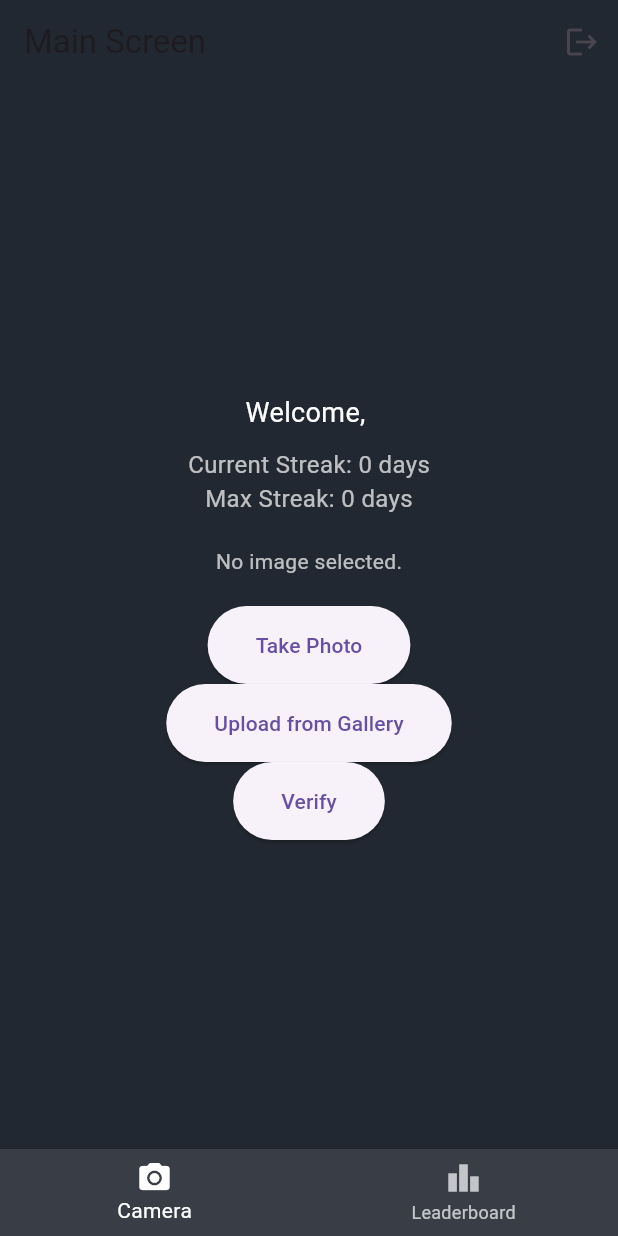
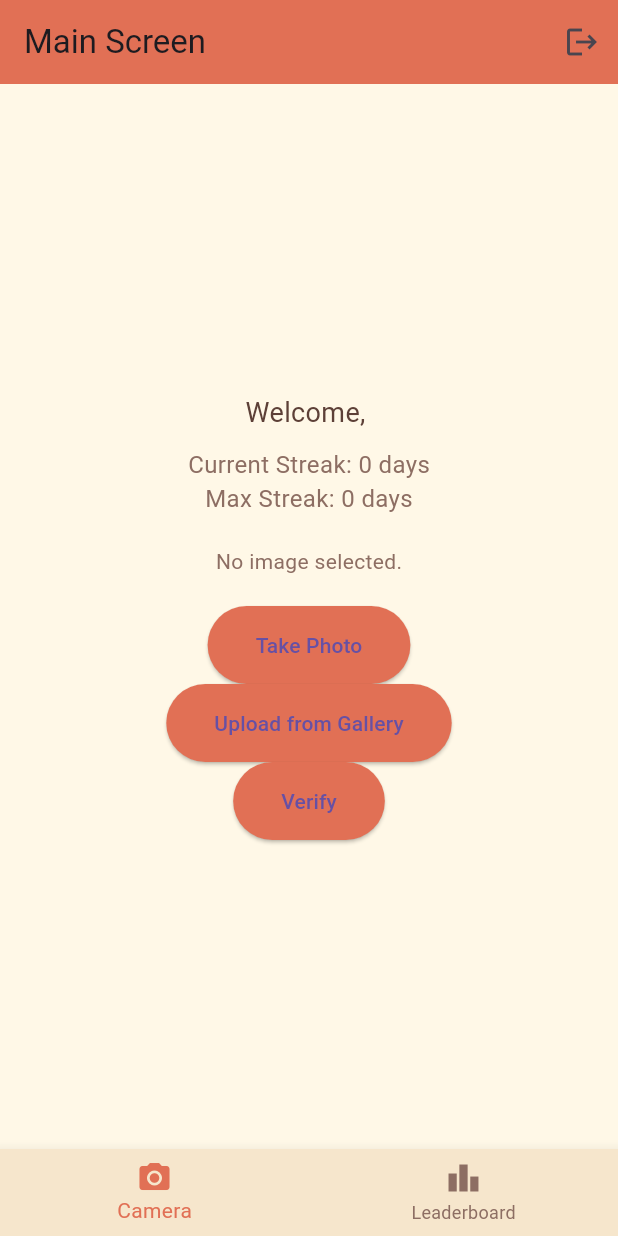
Before and after one commit to jadabrunson/MadeByMe_Flutter, a Flutter app: the MainScreen screen opened by its route, after a tap on the "logout" icon, on a phone screen of 412 x 824 dp. Run offline on Flutter 3.47's test engine with Material 3 defaults, Android fonts, the phone set to English and light mode, and no system bars; our stand-ins replace firebase_auth, firebase_core, firebase_database, image_picker; accounts and stored records are empty; project files that could hold a hidden picture were left out.

Commit message:
Warm color scheme + automatic login upon successful signup

```diff
--- a/lib/LeaderboardActivity.dart
+++ b/lib/LeaderboardActivity.dart
@@ -79,8 +79,10 @@ class _LeaderboardActivityState extends State<LeaderboardActivity> {
   @override
   Widget build(BuildContext context) {
     return Scaffold(
+      backgroundColor: Color(0xFFFFF8E7), // Warm Ivory
       appBar: AppBar(
         title: Text("Leaderboard"),
+        backgroundColor: Color(0xFFE17055), // Burnt Orange
       ),
       body: Column(
         children: [
@@ -88,7 +90,7 @@ class _LeaderboardActivityState extends State<LeaderboardActivity> {
             padding: const EdgeInsets.all(16.0),
             child: Text(
               userPosition,
-              style: TextStyle(fontSize: 18, fontWeight: FontWeight.bold),
+              style: TextStyle(fontSize: 18, fontWeight: FontWeight.bold, color: Color(0xFF5D4037)), // Deep Brown
             ),
           ),
           Expanded(
@@ -99,7 +101,7 @@ class _LeaderboardActivityState extends State<LeaderboardActivity> {
                 return ListTile(
                   title: Text(
                     "${index + 1}. ${getUsernameFromEmail(entry['email'])} - ${entry['maxStreak']} days",
-                    style: TextStyle(fontSize: 16),
+                    style: TextStyle(fontSize: 16, color: Color(0xFF8D6E63)), // Soft Brown
                   ),
                 );
               },
--- a/lib/LoginActivity.dart
+++ b/lib/LoginActivity.dart
@@ -96,10 +96,10 @@ class _LoginActivityState extends State<LoginActivity> {
         password: password,
       );
 
-      // Confirm registration success
+      // Automatically log in after successful registration
       if (userCredential.user != null) {
-        _showMessage("Registration successful. Please log in.");
-        _toggleMode(); // Switch to Sign In mode after successful registration
+        _showMessage("Registration successful!");
+        Navigator.pushReplacementNamed(context, '/main');
       }
     } on FirebaseAuthException catch (e) {
       String errorMessage;
@@ -127,7 +127,7 @@ class _LoginActivityState extends State<LoginActivity> {
   @override
   Widget build(BuildContext context) {
     return Scaffold(
-      backgroundColor: Color(0xFF222831),
+      backgroundColor: Color(0xFFFFF8E7), // Warm Ivory
       body: Center(
         child: Padding(
           padding: const EdgeInsets.all(24.0),
@@ -138,8 +138,8 @@ class _LoginActivityState extends State<LoginActivity> {
               Text(
                 'Welcome!',
                 style: TextStyle(
-                  fontSize: 24,
-                  color: Colors.white,
+                  fontSize: 26,
+                  color: Color(0xFF5D4037), // Deep Brown
                   fontWeight: FontWeight.bold,
                 ),
                 textAlign: TextAlign.center,
@@ -147,7 +147,7 @@ class _LoginActivityState extends State<LoginActivity> {
               SizedBox(height: 8),
               Text(
                 _isSignUpMode ? 'Sign up to get started' : 'Sign in to continue',
-                style: TextStyle(fontSize: 16, color: Colors.white70),
+                style: TextStyle(fontSize: 16, color: Color(0xFF8D6E63)), // Soft Brown
                 textAlign: TextAlign.center,
               ),
               SizedBox(height: 32),
@@ -156,15 +156,15 @@ class _LoginActivityState extends State<LoginActivity> {
                 decoration: InputDecoration(
                   hintText: 'Email',
                   filled: true,
-                  fillColor: Color(0xFF393E46),
-                  prefixIcon: Icon(Icons.email, color: Colors.white70),
+                  fillColor: Color(0xFFF6E6CC), // Light Almond
+                  prefixIcon: Icon(Icons.email, color: Color(0xFF8D6E63)),
                   border: OutlineInputBorder(
                     borderRadius: BorderRadius.circular(10),
                     borderSide: BorderSide.none,
                   ),
                 ),
                 keyboardType: TextInputType.emailAddress,
-                style: TextStyle(color: Colors.white),
+                style: TextStyle(color: Color(0xFF5D4037)),
               ),
               SizedBox(height: 16),
               TextField(
@@ -172,23 +172,23 @@ class _LoginActivityState extends State<LoginActivity> {
                 decoration: InputDecoration(
                   hintText: 'Password',
                   filled: true,
-                  fillColor: Color(0xFF393E46),
-                  prefixIcon: Icon(Icons.lock, color: Colors.white70),
+                  fillColor: Color(0xFFF6E6CC),
+                  prefixIcon: Icon(Icons.lock, color: Color(0xFF8D6E63)),
                   border: OutlineInputBorder(
                     borderRadius: BorderRadius.circular(10),
                     borderSide: BorderSide.none,
                   ),
                 ),
                 obscureText: true,
-                style: TextStyle(color: Colors.white),
+                style: TextStyle(color: Color(0xFF5D4037)),
               ),
               SizedBox(height: 24),
               isLoading
-                  ? Center(child: CircularProgressIndicator(color: Colors.white))
+                  ? Center(child: CircularProgressIndicator(color: Color(0xFFE17055)))
                   : ElevatedButton(
                 onPressed: _isSignUpMode ? _registerUser : _loginUser,
                 style: ElevatedButton.styleFrom(
-                  backgroundColor: Color(0xFF673AB7),
+                  backgroundColor: Color(0xFFE17055), // Burnt Orange
                   padding: EdgeInsets.symmetric(vertical: 16),
                   shape: RoundedRectangleBorder(
                     borderRadius: BorderRadius.circular(10),
@@ -196,7 +196,7 @@ class _LoginActivityState extends State<LoginActivity> {
                 ),
                 child: Text(
                   _isSignUpMode ? 'Sign up' : 'Sign in',
-                  style: TextStyle(fontSize: 18),
+                  style: TextStyle(fontSize: 18, color: Colors.white),
                 ),
               ),
               SizedBox(height: 16),
@@ -204,7 +204,7 @@ class _LoginActivityState extends State<LoginActivity> {
                 onPressed: _toggleMode,
                 child: Text(
                   _isSignUpMode ? "Already have an account? Sign in" : "Don't have an account? Sign up",
-                  style: TextStyle(color: Colors.white70),
+                  style: TextStyle(color: Color(0xFF8D6E63)),
                 ),
               ),
             ],
--- a/lib/main_screen.dart
+++ b/lib/main_screen.dart
@@ -154,10 +154,10 @@ class _MainScreenState extends State<MainScreen> {
   @override
   Widget build(BuildContext context) {
     return Scaffold(
-      backgroundColor: Color(0xFF222831),
+      backgroundColor: Color(0xFFFFF8E7), // Warm Ivory
       appBar: AppBar(
         title: Text('Main Screen'),
-        backgroundColor: Color(0xFF222831),
+        backgroundColor: Color(0xFFE17055), // Burnt Orange
         actions: [
           IconButton(
             icon: Icon(Icons.logout),
@@ -171,16 +171,16 @@ class _MainScreenState extends State<MainScreen> {
           children: [
             Text(
               "Welcome, ${currentUser?.email ?? 'User'}",
-              style: TextStyle(color: Colors.white, fontSize: 18),
+              style: TextStyle(color: Color(0xFF5D4037), fontSize: 18), // Deep Brown
             ),
             SizedBox(height: 10),
             Text(
               "Current Streak: $streakCount days",
-              style: TextStyle(color: Colors.white70, fontSize: 16),
+              style: TextStyle(color: Color(0xFF8D6E63), fontSize: 16), // Soft Brown
             ),
             Text(
               "Max Streak: $maxStreak days",
-              style: TextStyle(color: Colors.white70, fontSize: 16),
+              style: TextStyle(color: Color(0xFF8D6E63), fontSize: 16), // Soft Brown
             ),
             SizedBox(height: 20),
             _imageFile != null
@@ -194,16 +194,17 @@ class _MainScreenState extends State<MainScreen> {
             )
                 : Text(
               "No image selected.",
-              style: TextStyle(color: Colors.white70),
+              style: TextStyle(color: Color(0xFF8D6E63)), // Soft Brown
             ),
             SizedBox(height: 20),
             if (isUploading)
-              CircularProgressIndicator()
+              CircularProgressIndicator(color: Color(0xFFE17055)) // Burnt Orange
             else ...[
               ElevatedButton(
                 onPressed: () => _pickImage(ImageSource.camera),
                 child: Text("Take Photo"),
                 style: ElevatedButton.styleFrom(
+                  backgroundColor: Color(0xFFE17055), // Burnt Orange
                   padding: EdgeInsets.symmetric(vertical: 16, horizontal: 32),
                 ),
               ),
@@ -211,6 +212,7 @@ class _MainScreenState extends State<MainScreen> {
                 onPressed: () => _pickImage(ImageSource.gallery),
                 child: Text("Upload from Gallery"),
                 style: ElevatedButton.styleFrom(
+                  backgroundColor: Color(0xFFE17055), // Burnt Orange
                   padding: EdgeInsets.symmetric(vertical: 16, horizontal: 32),
                 ),
               ),
@@ -218,6 +220,7 @@ class _MainScreenState extends State<MainScreen> {
                 onPressed: _verifyAndUploadImage,
                 child: Text("Verify"),
                 style: ElevatedButton.styleFrom(
+                  backgroundColor: Color(0xFFE17055), // Burnt Orange
                   padding: EdgeInsets.symmetric(vertical: 16, horizontal: 32),
                 ),
               ),
@@ -226,16 +229,16 @@ class _MainScreenState extends State<MainScreen> {
         ),
       ),
       bottomNavigationBar: BottomNavigationBar(
-        backgroundColor: Color(0xFF393E46),
-        selectedItemColor: Colors.white,
-        unselectedItemColor: Colors.white70,
+        backgroundColor: Color(0xFFF6E6CC), // Light Almond
+        selectedItemColor: Color(0xFFE17055), // Burnt Orange
+        unselectedItemColor: Color(0xFF8D6E63), // Soft Brown
         items: [
           BottomNavigationBarItem(
-            icon: Icon(Icons.photo_camera), // Use the correct icon for Camera
+            icon: Icon(Icons.photo_camera),
             label: "Camera",
           ),
           BottomNavigationBarItem(
-            icon: Icon(Icons.leaderboard), // Use the correct icon for Leaderboard
+            icon: Icon(Icons.leaderboard),
             label: "Leaderboard",
           ),
         ],
```
